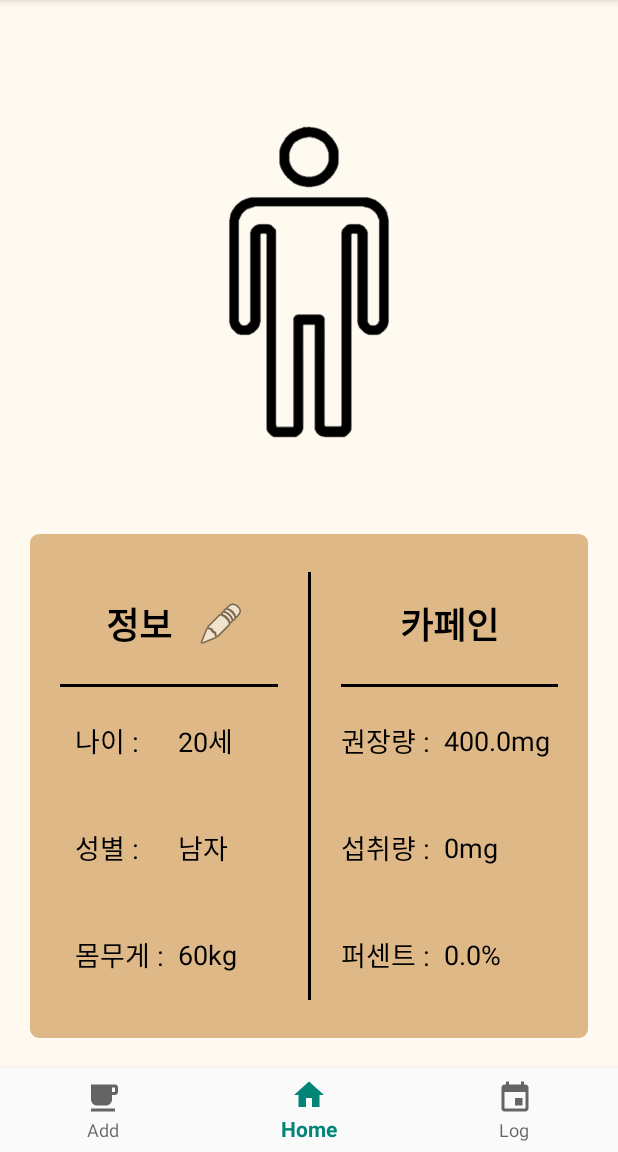
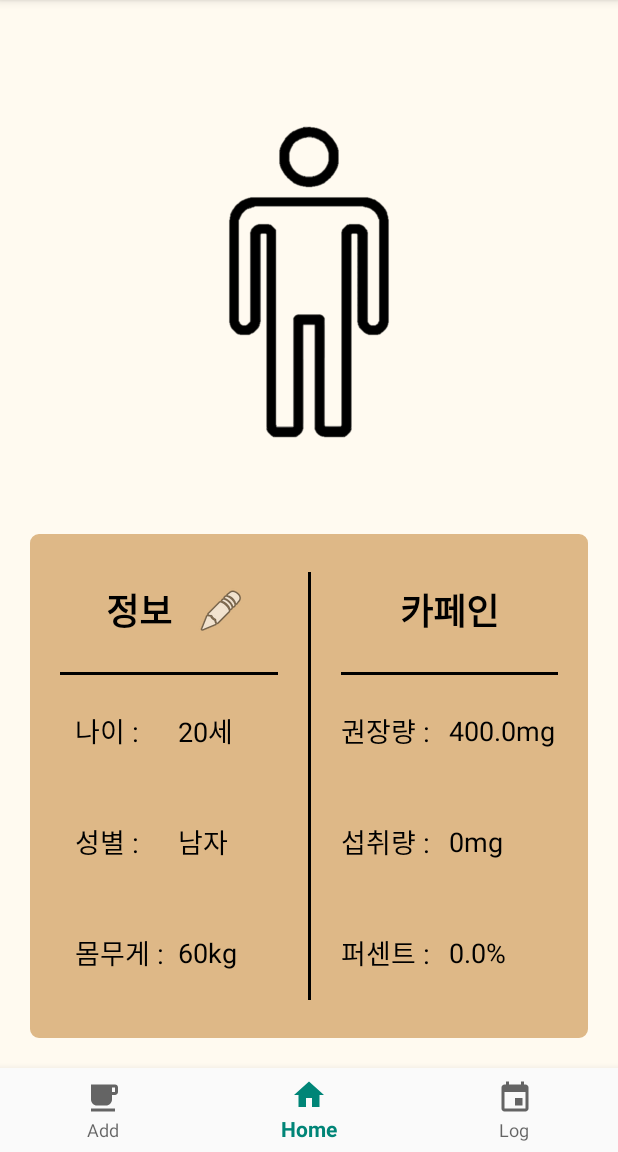
Before and after one commit to cksalchl0102/CaffeineLog, an Android app: the screen it shows after launch (Main2Activity), on a phone screen of 412 x 824 dp, the part 84-1236 px from its top. Run offline under Robolectric (Android 15) with nearby library versions, the phone set to English and light mode, and no system bars; our stand-ins replace navigation-ui.

Commit message:
하루지나면 섭취량 리셋, home xml 수정

```diff
--- a/app/src/main/java/kr/co/caffeinelog/HomeFragment.java
+++ b/app/src/main/java/kr/co/caffeinelog/HomeFragment.java
@@ -55,8 +55,13 @@ public class HomeFragment extends Fragment {
         intakeView = (TextView)rootView.findViewById(R.id.intakeView);
         percentView = (TextView)rootView.findViewById(R.id.percentView);
         infoEditButton = (ImageButton) rootView.findViewById(R.id.infoEditButton);
+
         infoEditButton.setOnClickListener(onClickListener);
 
+        //글자가 화면을 벗어날 경우 흐르게 처리하기 위해 focus를 준다.
+        recommendedView.setSelected(true);
+        intakeView.setSelected(true);
+        percentView.setSelected(true);
 
         return rootView;
     }
@@ -78,6 +83,7 @@ public class HomeFragment extends Fragment {
             //정보 입력 다이얼로그 띄우기--------------------------------
             InfoEditDialog dialog = InfoEditDialog.newInstance();
             dialog.show(getFragmentManager(), "info_edit_dialog");
+            dialog.setCancelable(false); //다이얼로그 바깥영역 터치해도 안닫히게 설정
 
 
             //다이얼로그 입력 정보 받아서 textview에 표시----------------------
--- a/app/src/main/java/kr/co/caffeinelog/Main2Activity.java
+++ b/app/src/main/java/kr/co/caffeinelog/Main2Activity.java
@@ -12,6 +12,7 @@ import android.widget.Toolbar;
 
 import com.google.android.material.bottomnavigation.BottomNavigationView;
 
+import java.util.Calendar;
 import java.util.HashMap;
 
 import androidx.appcompat.app.ActionBar;
@@ -35,17 +36,19 @@ public class Main2Activity extends AppCompatActivity {
         super.onCreate(savedInstanceState);
         setContentView(R.layout.activity_main2);
 
-        setRequestedOrientation(ActivityInfo.SCREEN_ORIENTATION_PORTRAIT);
+        setRequestedOrientation(ActivityInfo.SCREEN_ORIENTATION_PORTRAIT); //가로화면 안됨.
 
+        //액션바 설정-----------------------------------------------------------
         getSupportActionBar().setDisplayOptions(ActionBar.DISPLAY_SHOW_CUSTOM);
         getSupportActionBar().setCustomView(R.layout.custom_action_bar);
         getSupportActionBar().setBackgroundDrawable(new ColorDrawable(0xFFffffff));
 
+        checkDate();
 
         context = this;
-
         rootPath = "CaffeineLog";
 
+        //하단 메뉴바(add, home, log탭)-----------------------------------------------------------
         BottomNavigationView navView = findViewById(R.id.nav_view);
         // Passing each menu ID as a set of Ids because each
         // menu should be considered as top level destinations.
@@ -56,10 +59,12 @@ public class Main2Activity extends AppCompatActivity {
         //NavigationUI.setupActionBarWithNavController(this, navController, appBarConfiguration);
         NavigationUI.setupWithNavController(navView, navController);
 
-        databaseBroker = DatabaseBroker.createDatabaseObject(rootPath); //createDatabase()
-        databaseBroker.setInfoOnDataBrokerListener(context, onInfoListener); //set Database for Settings
-        infoDatabase = databaseBroker.loadInfoDatabase(context);
+        //info 데이터베이스------------------------------------------------
+        databaseBroker = DatabaseBroker.createDatabaseObject(rootPath); //데이터베이스 생성
+        databaseBroker.setInfoOnDataBrokerListener(context, onInfoListener); //info 데이터베이스 셋팅
+        infoDatabase = databaseBroker.loadInfoDatabase(context); //info 데이터 불러오기
     }
+
 
     DatabaseBroker.OnDataBrokerListener onInfoListener = new DatabaseBroker.OnDataBrokerListener() {
         @Override
@@ -68,4 +73,21 @@ public class Main2Activity extends AppCompatActivity {
         }
     };
 
+
+    //현재 날짜와 저장된 날짜가 다르면 하루 카페인 섭취량 초기화=====================================
+    public void checkDate(){
+
+        Calendar calendar = Calendar.getInstance(); //현재 날짜와 시간 정보를 객체에 저장
+        int date = calendar.get(Calendar.DATE); //현재 날짜
+
+        SharedPreferences caffeinePrefs = getSharedPreferences("daily_caffeine",0);
+
+        if(date != caffeinePrefs.getInt("date",0)){
+            SharedPreferences.Editor editor = caffeinePrefs.edit();
+            editor.putInt("date", date);
+            editor.putInt("intake_caffeine", 0);
+            editor.apply();
+        }
+
+    }
 }
--- a/app/src/main/res/layout/home_fragment.xml
+++ b/app/src/main/res/layout/home_fragment.xml
@@ -44,7 +44,9 @@
             <TableLayout
                 android:layout_width="match_parent"
                 android:layout_height="match_parent"
-                android:layout_margin="10dp"
+                android:layout_marginLeft="10dp"
+                android:layout_marginRight="10dp"
+                android:layout_marginBottom="10dp"
                 android:layout_weight="1"
                 android:gravity="center"
                 android:padding="10dp"
@@ -162,7 +164,9 @@
             <TableLayout
                 android:layout_width="match_parent"
                 android:layout_height="match_parent"
-                android:layout_margin="10dp"
+                android:layout_marginLeft="10dp"
+                android:layout_marginRight="10dp"
+                android:layout_marginBottom="10dp"
                 android:layout_weight="1"
                 android:gravity="center"
                 android:padding="10dp">
@@ -175,9 +179,9 @@
 
                     <TextView
                         android:id="@+id/textView11"
-                        android:layout_width="wrap_content"
+                        android:layout_width="0dp"
                         android:layout_height="wrap_content"
-                        android:layout_span="2"
+                        android:layout_weight="1"
                         android:gravity="center"
                         android:text="카페인"
                         android:textColor="@color/contents"
@@ -191,22 +195,26 @@
 
                 <TableRow
                     android:layout_width="match_parent"
-                    android:layout_height="match_parent"
+                    android:layout_height="0dp"
                     android:layout_weight="1"
                     android:gravity="center_vertical">
 
                     <TextView
                         android:id="@+id/textView12"
-                        android:layout_width="match_parent"
+                        android:layout_width="0dp"
                         android:layout_height="wrap_content"
+                        android:layout_weight="1"
                         android:text="권장량 :  "
                         android:textColor="@color/contents"
                         android:textSize="18sp" />
 
                     <TextView
                         android:id="@+id/recommendedView"
-                        android:layout_width="wrap_content"
+                        android:layout_width="0dp"
                         android:layout_height="wrap_content"
+                        android:layout_weight="1"
+                        android:ellipsize="marquee"
+                        android:singleLine="true"
                         android:text="100mg"
                         android:textColor="@color/contents"
                         android:textSize="18sp" />
@@ -214,22 +222,26 @@
 
                 <TableRow
                     android:layout_width="match_parent"
-                    android:layout_height="match_parent"
+                    android:layout_height="0dp"
                     android:layout_weight="1"
                     android:gravity="center_vertical">
 
                     <TextView
                         android:id="@+id/textView14"
-                        android:layout_width="match_parent"
+                        android:layout_width="0dp"
                         android:layout_height="wrap_content"
+                        android:layout_weight="1"
                         android:text="섭취량 :  "
                         android:textColor="@color/contents"
                         android:textSize="18sp" />
 
                     <TextView
                         android:id="@+id/intakeView"
-                        android:layout_width="wrap_content"
+                        android:layout_width="0dp"
                         android:layout_height="wrap_content"
+                        android:layout_weight="1"
+                        android:ellipsize="marquee"
+                        android:singleLine="true"
                         android:text="100mg"
                         android:textColor="@color/contents"
                         android:textSize="18sp" />
@@ -237,22 +249,26 @@
 
                 <TableRow
                     android:layout_width="match_parent"
-                    android:layout_height="match_parent"
+                    android:layout_height="0dp"
                     android:layout_weight="1"
                     android:gravity="center_vertical">
 
                     <TextView
                         android:id="@+id/textView16"
-                        android:layout_width="match_parent"
+                        android:layout_width="0dp"
                         android:layout_height="wrap_content"
+                        android:layout_weight="1"
                         android:text="퍼센트 :  "
                         android:textColor="@color/contents"
                         android:textSize="18sp" />
 
                     <TextView
                         android:id="@+id/percentView"
-                        android:layout_width="wrap_content"
+                        android:layout_width="0dp"
                         android:layout_height="wrap_content"
+                        android:layout_weight="1"
+                        android:ellipsize="marquee"
+                        android:singleLine="true"
                         android:text="100%"
                         android:textColor="@color/contents"
                         android:textSize="18sp" />
```
Also changed, not shown: app/src/main/AndroidManifest.xml (+0 -9 lines), app/src/main/java/kr/co/caffeinelog/AddViewFragment.java (+12 -0 lines), app/src/main/java/kr/co/caffeinelog/DateChangedReceiver.java (deleted, +0 -20 lines), app/src/main/res/drawable/ic_dashboard_black_24dp.xml (deleted, +0 -9 lines), app/src/main/res/drawable/ic_notifications_black_24dp.xml (deleted, +0 -9 lines).
